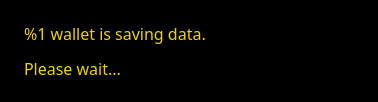
Before: the Qt Designer form src/gui/ui/exitwidget.ui in aejontargaryen/FanGoldWallet, drawn with Qt 5.
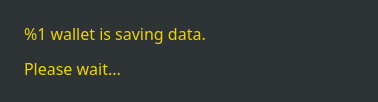
After: the same form once the commit is applied.

The edit to the form file:
```diff
--- a/src/gui/ui/exitwidget.ui
+++ b/src/gui/ui/exitwidget.ui
@@ -14,7 +14,7 @@
    <string>Saving data</string>
   </property>
   <property name="styleSheet">
-   <string notr="true">background-color: rgb(0, 0, 0);</string>
+   <string notr="true">background-color: rgb(46, 52, 54);</string>
   </property>
   <layout class="QHBoxLayout" name="horizontalLayout" stretch="0,1">
    <item>
@@ -44,9 +44,9 @@
         <colorrole role="Button">
          <brush brushstyle="SolidPattern">
           <color alpha="255">
-           <red>0</red>
-           <green>0</green>
-           <blue>0</blue>
+           <red>46</red>
+           <green>52</green>
+           <blue>54</blue>
           </color>
          </brush>
         </colorrole>
@@ -116,18 +116,18 @@
         <colorrole role="Base">
          <brush brushstyle="SolidPattern">
           <color alpha="255">
-           <red>0</red>
-           <green>0</green>
-           <blue>0</blue>
+           <red>46</red>
+           <green>52</green>
+           <blue>54</blue>
           </color>
          </brush>
         </colorrole>
         <colorrole role="Window">
          <brush brushstyle="SolidPattern">
           <color alpha="255">
-           <red>0</red>
-           <green>0</green>
-           <blue>0</blue>
+           <red>46</red>
+           <green>52</green>
+           <blue>54</blue>
           </color>
          </brush>
         </colorrole>
@@ -181,9 +181,9 @@
         <colorrole role="Button">
          <brush brushstyle="SolidPattern">
           <color alpha="255">
-           <red>0</red>
-           <green>0</green>
-           <blue>0</blue>
+           <red>46</red>
+           <green>52</green>
+           <blue>54</blue>
           </color>
          </brush>
         </colorrole>
@@ -253,18 +253,18 @@
         <colorrole role="Base">
          <brush brushstyle="SolidPattern">
           <color alpha="255">
-           <red>0</red>
-           <green>0</green>
-           <blue>0</blue>
+           <red>46</red>
+           <green>52</green>
+           <blue>54</blue>
           </color>
          </brush>
         </colorrole>
         <colorrole role="Window">
          <brush brushstyle="SolidPattern">
           <color alpha="255">
-           <red>0</red>
-           <green>0</green>
-           <blue>0</blue>
+           <red>46</red>
+           <green>52</green>
+           <blue>54</blue>
           </color>
          </brush>
         </colorrole>
@@ -318,9 +318,9 @@
         <colorrole role="Button">
          <brush brushstyle="SolidPattern">
           <color alpha="255">
-           <red>0</red>
-           <green>0</green>
-           <blue>0</blue>
+           <red>46</red>
+           <green>52</green>
+           <blue>54</blue>
           </color>
          </brush>
         </colorrole>
@@ -390,18 +390,18 @@
         <colorrole role="Base">
          <brush brushstyle="SolidPattern">
           <color alpha="255">
-           <red>0</red>
-           <green>0</green>
-           <blue>0</blue>
+           <red>46</red>
+           <green>52</green>
+           <blue>54</blue>
           </color>
          </brush>
         </colorrole>
         <colorrole role="Window">
          <brush brushstyle="SolidPattern">
           <color alpha="255">
-           <red>0</red>
-           <green>0</green>
-           <blue>0</blue>
+           <red>46</red>
+           <green>52</green>
+           <blue>54</blue>
           </color>
          </brush>
         </colorrole>
```
